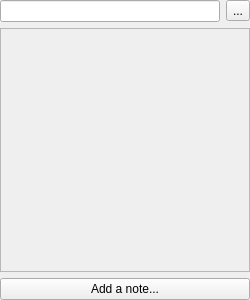
Qt form notelistview.ui (Tunous/KanaNotes) before a commit.
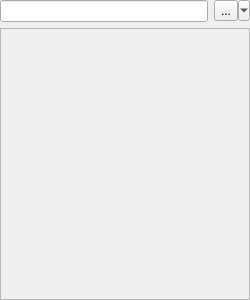
The same form after that commit. Icons and pictures are not drawn.

```diff
--- a/notelistview.ui
+++ b/notelistview.ui
@@ -45,9 +45,27 @@
      </item>
      <item>
       <widget class="QToolButton" name="actionsButton">
+       <property name="sizePolicy">
+        <sizepolicy hsizetype="Minimum" vsizetype="Fixed">
+         <horstretch>0</horstretch>
+         <verstretch>0</verstretch>
+        </sizepolicy>
+       </property>
        <property name="text">
         <string>...</string>
        </property>
+       <property name="icon">
+        <iconset theme="add"/>
+       </property>
+       <property name="popupMode">
+        <enum>QToolButton::MenuButtonPopup</enum>
+       </property>
+       <property name="toolButtonStyle">
+        <enum>Qt::ToolButtonIconOnly</enum>
+       </property>
+       <property name="autoRaise">
+        <bool>false</bool>
+       </property>
       </widget>
      </item>
     </layout>
@@ -63,7 +81,7 @@
         <x>0</x>
         <y>0</y>
         <width>246</width>
-        <height>212</height>
+        <height>255</height>
        </rect>
       </property>
       <layout class="QVBoxLayout" name="verticalLayout_2">
@@ -83,13 +101,6 @@
      </widget>
     </widget>
    </item>
-   <item>
-    <widget class="QPushButton" name="addNoteButton">
-     <property name="text">
-      <string>Add a note...</string>
-     </property>
-    </widget>
-   </item>
   </layout>
  </widget>
  <resources/>
```
Left out of the diff: 36 changed lines with no effect on the pictures.
